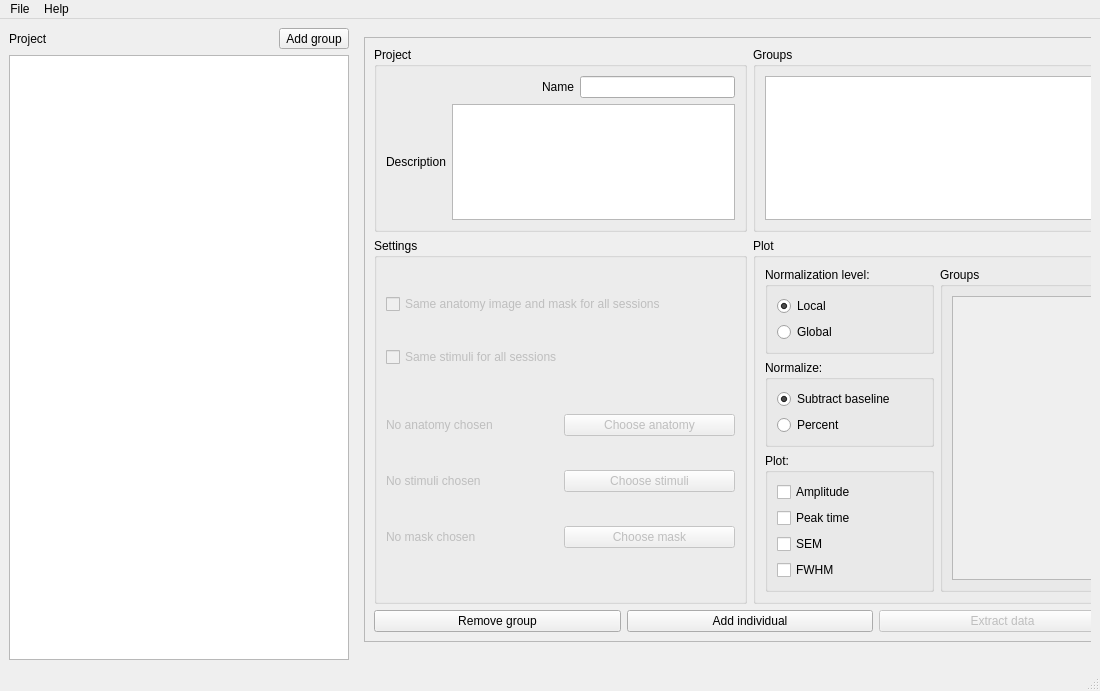
The window that src/ui/mainwindow.ui (pfechd/jabe) describes before a commit, drawn with Qt 5.
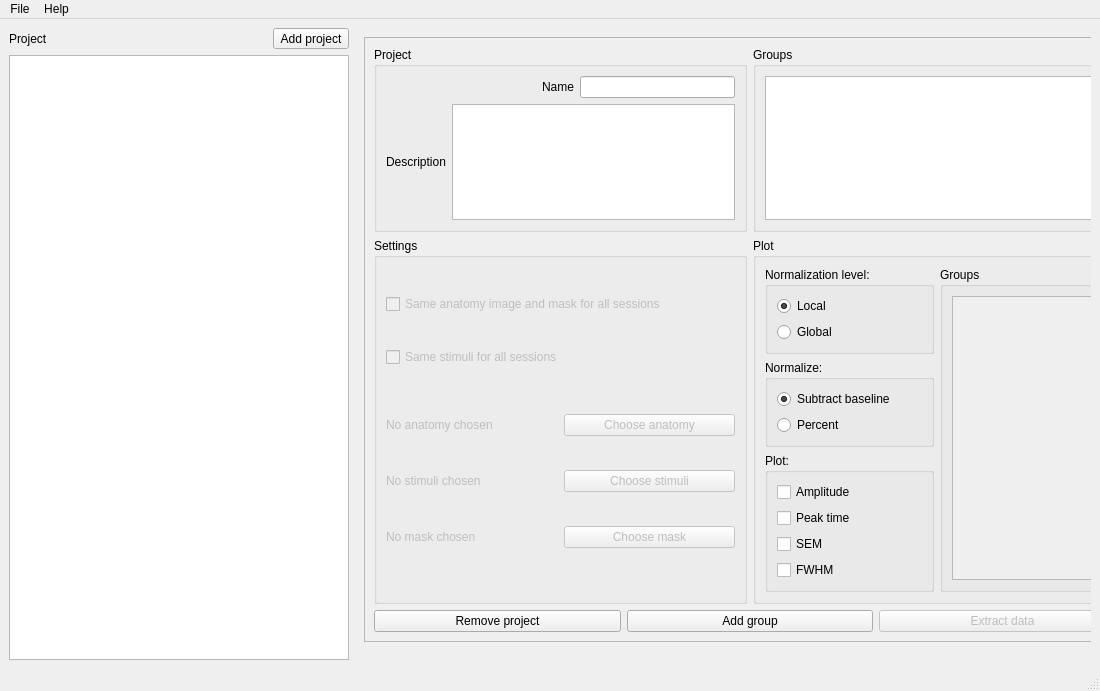
The same window after the commit. The open tabs and pages were chosen to show the change.

Commit message: Adjust button names to fit with new structure

What changed in the file:
```diff
--- a/src/ui/mainwindow.ui
+++ b/src/ui/mainwindow.ui
@@ -42,7 +42,7 @@
         <item>
          <widget class="QToolButton" name="add_group_btn">
           <property name="text">
-           <string>Add group</string>
+           <string>Add project</string>
           </property>
          </widget>
         </item>
@@ -561,14 +561,14 @@
            <item>
             <widget class="QPushButton" name="remove_group_btn_2">
              <property name="text">
-              <string>Remove group</string>
+              <string>Remove project</string>
              </property>
             </widget>
            </item>
            <item>
             <widget class="QPushButton" name="add_individual_btn_2">
              <property name="text">
-              <string>Add individual</string>
+              <string>Add group</string>
              </property>
             </widget>
            </item>
```
